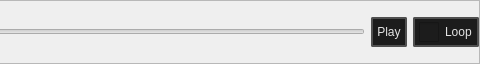
Before: the Qt Designer form src/soundevent_editor/audio_player.ui in dertwist/Hammer5Tools, drawn with Qt 5; both pictures show x 710 to 1190 and y 0 to 64 of the 1190 by 64 pixel window.
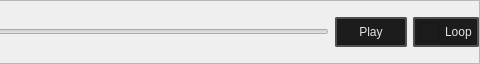
After: the same form once the commit is applied. Icons and pictures are not drawn.

Commit message: Updated audioplayer: sizes are fixed for now

Diff of the .ui file:
```diff
--- a/src/soundevent_editor/audio_player.ui
+++ b/src/soundevent_editor/audio_player.ui
@@ -84,6 +84,18 @@
       </item>
       <item>
        <widget class="QPushButton" name="play_button">
+        <property name="minimumSize">
+         <size>
+          <width>72</width>
+          <height>0</height>
+         </size>
+        </property>
+        <property name="maximumSize">
+         <size>
+          <width>72</width>
+          <height>16777215</height>
+         </size>
+        </property>
         <property name="styleSheet">
          <string notr="true">
     /* QPushButton default and hover styles */
```
The commit also changes 1 other file.
